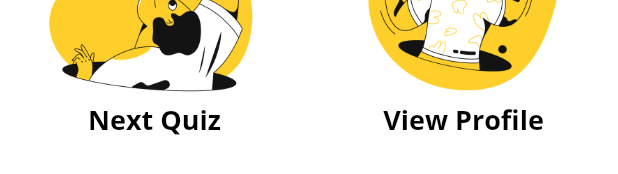
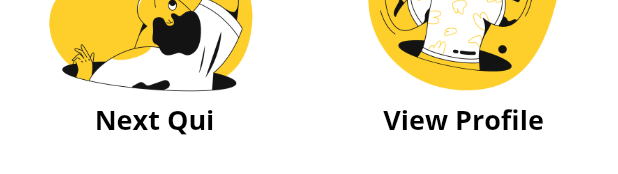
Before and after one commit to saurabhgrewal718/Quiz-app-, a Flutter app: the Result widget shown alone on an empty page, opened directly with empty values, on a phone screen of 412 x 824 dp. Shown: the part 1052-1226 px from the top of the screen. Run offline on Flutter 3.47's test engine with Material 2 defaults, Android fonts, the light colour scheme and no system bars; our stand-ins replace google_fonts; network calls fail.

Commit message:
result screen ui in progress

```diff
--- a/quizapp/lib/src/pages/quiz/result.dart
+++ b/quizapp/lib/src/pages/quiz/result.dart
@@ -53,7 +53,7 @@ class Result extends StatelessWidget {
                       children: [
                         Image.asset("assets/images/more.png"),
                         Center(
-                          child:Text("Next Quiz" ,
+                          child:Text("Next Qui" ,
                           style: GoogleFonts.openSans(
                             textStyle: TextStyle(
                                 color: Colors.black,
```
